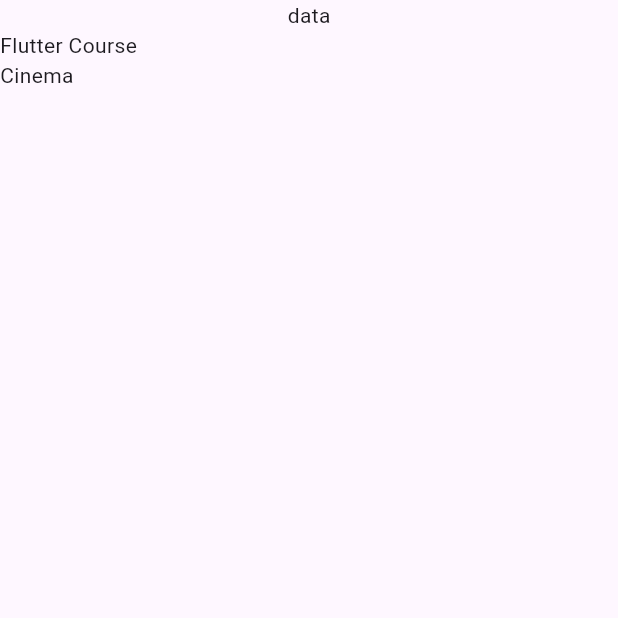
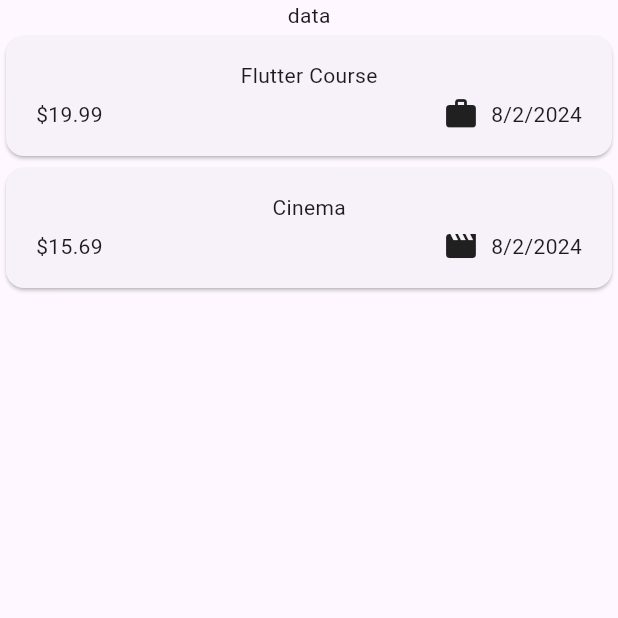
Before and after one commit to iPriyanshu19/flutter_projects, a Flutter app: the screen it shows after launch, on a phone screen of 412 x 824 dp, the top half of it. Run offline on Flutter 3.47's test engine with Material 3 defaults, Android fonts, the phone set to English and light mode, and no system bars; our stand-ins replace google_fonts.

Commit message:
02/08/2024 07:10PM

```diff
--- a/expense_tracker/lib/main.dart
+++ b/expense_tracker/lib/main.dart
@@ -1,5 +1,5 @@
 import "package:flutter/material.dart";
-import "package:expense_tracker/expenses.dart";
+import "package:expense_tracker/widgets/expenses.dart";
 
 void main() {
   runApp(
--- a/expense_tracker/lib/models/expense.dart
+++ b/expense_tracker/lib/models/expense.dart
@@ -1,8 +1,19 @@
+import 'package:flutter/material.dart';
+import 'package:intl/intl.dart';
 import 'package:uuid/uuid.dart';
+
+final formatter = DateFormat.yMd();
 
 const uuid = Uuid();
 
 enum Category { food, travel, leisure, work }
+
+const categoryIcons = {
+  Category.food: Icons.lunch_dining,
+  Category.travel: Icons.flight_takeoff,
+  Category.leisure: Icons.movie,
+  Category.work: Icons.work,
+};
 
 class Expense {
   Expense(
@@ -17,4 +28,8 @@ class Expense {
   final double amount;
   final DateTime date;
   final Category category;
+
+  String get formattedDate {
+    return formatter.format(date);
+  }
 }
--- a/expense_tracker/lib/expenses.dart
+++ b/expense_tracker/lib/widgets/expenses.dart
@@ -1,5 +1,5 @@
 import 'package:expense_tracker/models/expense.dart';
-import 'package:expense_tracker/expenses_list.dart';
+import 'package:expense_tracker/widgets/expenses_list/expenses_list.dart';
 import 'package:flutter/material.dart';
 
 class Expenses extends StatefulWidget {
--- /dev/null
+++ b/expense_tracker/lib/widgets/expenses_list/expense_item.dart
@@ -0,0 +1,36 @@
+import 'package:expense_tracker/models/expense.dart';
+import 'package:flutter/material.dart';
+
+class ExpenseItem extends StatelessWidget {
+  const ExpenseItem({required this.expense, super.key});
+
+  final Expense expense;
+
+  @override
+  Widget build(context) {
+    return Card(
+      child: Padding(
+        padding: const EdgeInsets.symmetric(horizontal: 20, vertical: 16),
+        child: Column(
+          children: [
+            Text(expense.title),
+            const SizedBox(height: 4),
+            Row(
+              children: [
+                Text('\$${expense.amount.toStringAsFixed(2)}'),
+                const Spacer(),
+                Row(
+                  children: [
+                    Icon(categoryIcons[expense.category]),
+                    const SizedBox(width: 8),
+                    Text(expense.formattedDate)
+                  ],
+                )
+              ],
+            )
+          ],
+        ),
+      ),
+    );
+  }
+}
--- a/expense_tracker/lib/expenses_list.dart
+++ b/expense_tracker/lib/widgets/expenses_list/expenses_list.dart
@@ -1,3 +1,4 @@
+import 'package:expense_tracker/widgets/expenses_list/expense_item.dart';
 import 'package:flutter/material.dart';
 import 'package:expense_tracker/models/expense.dart';
 
@@ -10,7 +11,7 @@ class ExpensesList extends StatelessWidget {
   Widget build(context) {
     return ListView.builder(
       itemCount: expenses.length,
-      itemBuilder: (ctx, index) => Text(expenses[index].title),
+      itemBuilder: (ctx, index) => ExpenseItem(expense: expenses[index]),
     );
   }
 }
--- a/expense_tracker/pubspec.yaml
+++ b/expense_tracker/pubspec.yaml
@@ -36,6 +36,7 @@ dependencies:
   # Use with the CupertinoIcons class for iOS style icons.
   cupertino_icons: ^1.0.6
   uuid: ^4.4.2
+  intl: ^0.19.0
 
 dev_dependencies:
   flutter_test:
```
Also changed, not shown: expense_tracker/pubspec.lock.
